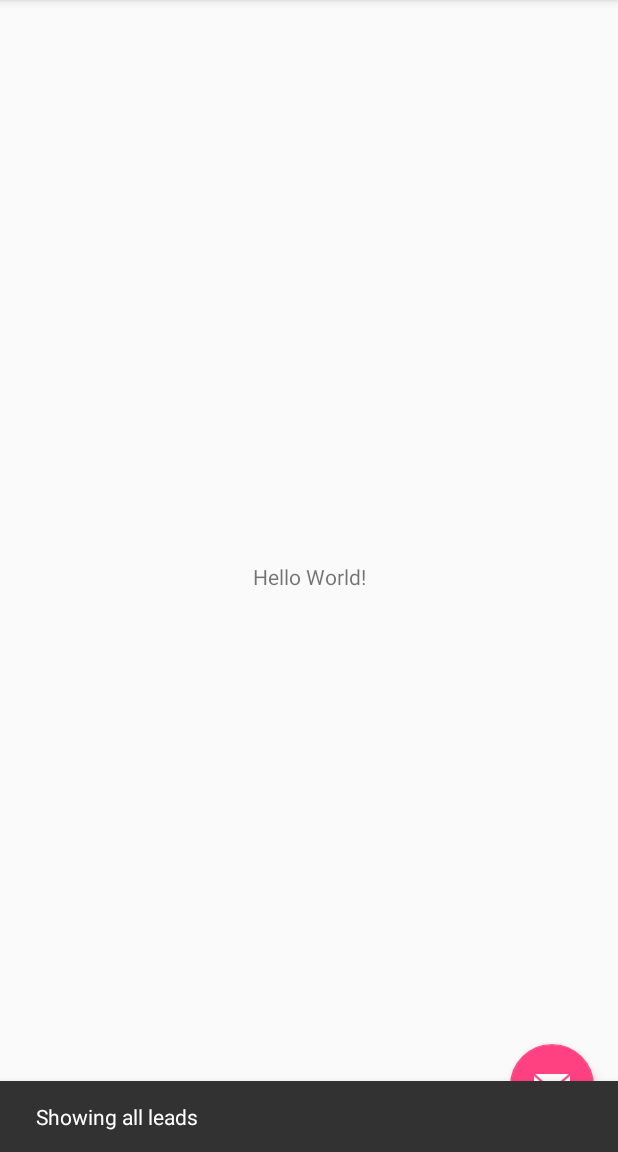
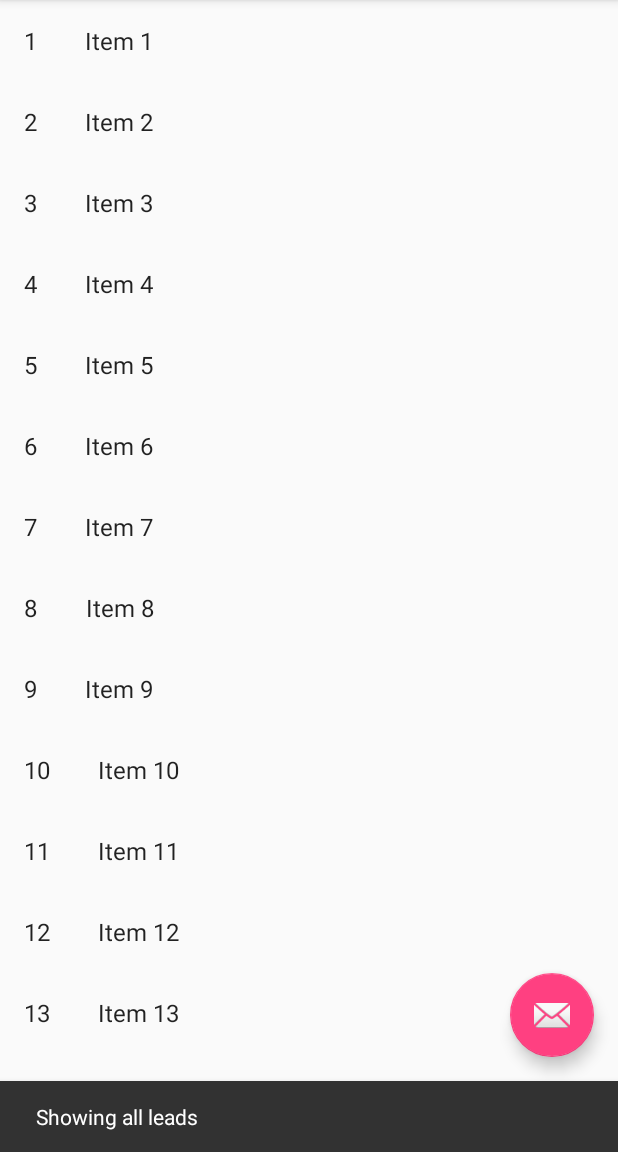
Before and after one commit to Rex-22/sls, an Android app: the screen it shows after launch (MainViewActivity), after a tap on "Filter", on a phone screen of 412 x 824 dp, the part 84-1236 px from its top. Run offline under Robolectric (Android 15) with nearby library versions, the phone set to English and light mode, and no system bars.

Commit message:
Implemented list view for leads

```diff
--- a/sls-android/app/build.gradle
+++ b/sls-android/app/build.gradle
@@ -32,6 +32,7 @@ dependencies {
     implementation 'androidx.legacy:legacy-support-v4:1.0.0-rc01'
     implementation 'com.google.android.material:material:1.0.0-rc01'
     implementation 'androidx.constraintlayout:constraintlayout:1.1.2'
+    implementation 'androidx.recyclerview:recyclerview:1.0.0-beta01'
     testImplementation 'junit:junit:4.12'
     androidTestImplementation 'androidx.test:runner:1.1.0-alpha4'
     androidTestImplementation 'androidx.test.espresso:espresso-core:3.1.0-alpha4'
--- a/sls-android/app/src/main/AndroidManifest.xml
+++ b/sls-android/app/src/main/AndroidManifest.xml
@@ -14,7 +14,8 @@
             android:label="@string/app_name"
             android:theme="@style/AppTheme.NoActionBar">
         </activity>
-        <activity android:name=".view.activity.SplashActivity"
+        <activity
+            android:name=".view.activity.SplashActivity"
             android:theme="@style/SplashTheme">
             <intent-filter>
                 <action android:name="android.intent.action.MAIN" />
--- a/sls-android/app/src/main/java/sls/ruben/strexleadsystem/view/activity/MainViewActivity.kt
+++ b/sls-android/app/src/main/java/sls/ruben/strexleadsystem/view/activity/MainViewActivity.kt
@@ -11,8 +11,10 @@ import com.google.android.material.snackbar.Snackbar
 import kotlinx.android.synthetic.main.activity_main_view.*
 import kotlinx.android.synthetic.main.app_bar_main_view.*
 import sls.ruben.strexleadsystem.R
+import sls.ruben.strexleadsystem.view.fragment.LeadFragment
+import sls.ruben.strexleadsystem.view.fragment.dummy.DummyContent
 
-class MainViewActivity : AppCompatActivity(), NavigationView.OnNavigationItemSelectedListener {
+class MainViewActivity : AppCompatActivity(), NavigationView.OnNavigationItemSelectedListener, LeadFragment.OnListFragmentInteractionListener {
 
     // This is BAD!!!
     var showAll = false
@@ -52,7 +54,7 @@ class MainViewActivity : AppCompatActivity(), NavigationView.OnNavigationItemSel
         return when (item.itemId) {
             R.id.action_view -> {
                 showAll = !showAll
-                Snackbar.make(nav_view,
+                Snackbar.make(fab,
                         if (showAll) "Showing all leads" else "Showing my leads",
                         Snackbar.LENGTH_LONG).setAction("Action", null).show()
                 true
@@ -80,4 +82,9 @@ class MainViewActivity : AppCompatActivity(), NavigationView.OnNavigationItemSel
         drawer_layout.closeDrawer(GravityCompat.START)
         return true
     }
+
+    override fun onListFragmentInteraction(item: DummyContent.DummyItem?) {
+        Snackbar.make(fab, item!!.details, Snackbar.LENGTH_SHORT).setAction("Action", null).show()
+    }
+
 }
--- /dev/null
+++ b/sls-android/app/src/main/java/sls/ruben/strexleadsystem/view/fragment/LeadFragment.kt
@@ -0,0 +1,98 @@
+package sls.ruben.strexleadsystem.view.fragment
+
+import android.content.Context
+import android.os.Bundle
+import androidx.fragment.app.Fragment
+import androidx.recyclerview.widget.GridLayoutManager
+import androidx.recyclerview.widget.LinearLayoutManager
+import androidx.recyclerview.widget.RecyclerView
+import android.view.LayoutInflater
+import android.view.View
+import android.view.ViewGroup
+import sls.ruben.strexleadsystem.R
+
+import sls.ruben.strexleadsystem.view.fragment.dummy.DummyContent
+import sls.ruben.strexleadsystem.view.fragment.dummy.DummyContent.DummyItem
+
+/**
+ * A fragment representing a list of Items.
+ * Activities containing this fragment MUST implement the
+ * [LeadFragment.OnListFragmentInteractionListener] interface.
+ */
+class LeadFragment : Fragment() {
+
+    // TODO: Customize parameters
+    private var columnCount = 1
+
+    private var listener: OnListFragmentInteractionListener? = null
+
+    override fun onCreate(savedInstanceState: Bundle?) {
+        super.onCreate(savedInstanceState)
+
+        arguments?.let {
+            columnCount = it.getInt(ARG_COLUMN_COUNT)
+        }
+    }
+
+    override fun onCreateView(inflater: LayoutInflater, container: ViewGroup?,
+                              savedInstanceState: Bundle?): View? {
+        val view = inflater.inflate(R.layout.fragment_lead_list, container, false)
+
+        // Set the adapter
+        if (view is RecyclerView) {
+            with(view) {
+                layoutManager = when {
+                    columnCount <= 1 -> LinearLayoutManager(context)
+                    else -> GridLayoutManager(context, columnCount)
+                }
+                adapter = LeadRecyclerViewAdapter(DummyContent.ITEMS, listener)
+            }
+        }
+        return view
+    }
+
+    override fun onAttach(context: Context) {
+        super.onAttach(context)
+        if (context is OnListFragmentInteractionListener) {
+            listener = context
+        } else {
+            throw RuntimeException(context.toString() + " must implement OnListFragmentInteractionListener")
+        }
+    }
+
+    override fun onDetach() {
+        super.onDetach()
+        listener = null
+    }
+
+    /**
+     * This interface must be implemented by activities that contain this
+     * fragment to allow an interaction in this fragment to be communicated
+     * to the activity and potentially other fragments contained in that
+     * activity.
+     *
+     *
+     * See the Android Training lesson
+     * [Communicating with Other Fragments](http://developer.android.com/training/basics/fragments/communicating.html)
+     * for more information.
+     */
+    interface OnListFragmentInteractionListener {
+        // TODO: Update argument type and name
+        fun onListFragmentInteraction(item: DummyItem?)
+    }
+
+    companion object {
+
+        // TODO: Customize parameter argument names
+        const val ARG_COLUMN_COUNT = "column-count"
+
+        // TODO: Customize parameter initialization
+        @JvmStatic
+        fun newInstance(columnCount: Int) =
+                LeadFragment().apply {
+                    arguments = Bundle().apply {
+                        putInt(ARG_COLUMN_COUNT, columnCount)
+                    }
+                }
+    }
+}
--- /dev/null
+++ b/sls-android/app/src/main/java/sls/ruben/strexleadsystem/view/fragment/LeadRecyclerViewAdapter.kt
@@ -0,0 +1,64 @@
+package sls.ruben.strexleadsystem.view.fragment
+
+import androidx.recyclerview.widget.RecyclerView
+import android.view.LayoutInflater
+import android.view.View
+import android.view.ViewGroup
+import android.widget.TextView
+import sls.ruben.strexleadsystem.R
+
+
+import sls.ruben.strexleadsystem.view.fragment.LeadFragment.OnListFragmentInteractionListener
+import sls.ruben.strexleadsystem.view.fragment.dummy.DummyContent.DummyItem
+
+import kotlinx.android.synthetic.main.fragment_lead.view.*
+
+/**
+ * [RecyclerView.Adapter] that can display a [DummyItem] and makes a call to the
+ * specified [OnListFragmentInteractionListener].
+ * TODO: Replace the implementation with code for your data type.
+ */
+class LeadRecyclerViewAdapter(
+        private val mValues: List<DummyItem>,
+        private val mListener: OnListFragmentInteractionListener?)
+    : RecyclerView.Adapter<LeadRecyclerViewAdapter.ViewHolder>() {
+
+    private val mOnClickListener: View.OnClickListener
+
+    init {
+        mOnClickListener = View.OnClickListener { v ->
+            val item = v.tag as DummyItem
+            // Notify the active callbacks interface (the activity, if the fragment is attached to
+            // one) that an item has been selected.
+            mListener?.onListFragmentInteraction(item)
+        }
+    }
+
+    override fun onCreateViewHolder(parent: ViewGroup, viewType: Int): ViewHolder {
+        val view = LayoutInflater.from(parent.context)
+                .inflate(R.layout.fragment_lead, parent, false)
+        return ViewHolder(view)
+    }
+
+    override fun onBindViewHolder(holder: ViewHolder, position: Int) {
+        val item = mValues[position]
+        holder.mIdView.text = item.id
+        holder.mContentView.text = item.content
+
+        with(holder.mView) {
+            tag = item
+            setOnClickListener(mOnClickListener)
+        }
+    }
+
+    override fun getItemCount(): Int = mValues.size
+
+    inner class ViewHolder(val mView: View) : RecyclerView.ViewHolder(mView) {
+        val mIdView: TextView = mView.item_number
+        val mContentView: TextView = mView.content
+
+        override fun toString(): String {
+            return super.toString() + " '" + mContentView.text + "'"
+        }
+    }
+}
--- /dev/null
+++ b/sls-android/app/src/main/java/sls/ruben/strexleadsystem/view/fragment/dummy/DummyContent.kt
@@ -0,0 +1,57 @@
+package sls.ruben.strexleadsystem.view.fragment.dummy
+
+import java.util.ArrayList
+import java.util.HashMap
+
+/**
+ * Helper class for providing sample content for user interfaces created by
+ * Android template wizards.
+ *
+ * TODO: Replace all uses of this class before publishing your app.
+ */
+object DummyContent {
+
+    /**
+     * An array of sample (dummy) items.
+     */
+    val ITEMS: MutableList<DummyItem> = ArrayList()
+
+    /**
+     * A map of sample (dummy) items, by ID.
+     */
+    val ITEM_MAP: MutableMap<String, DummyItem> = HashMap()
+
+    private val COUNT = 25
+
+    init {
+        // Add some sample items.
+        for (i in 1..COUNT) {
+            addItem(createDummyItem(i))
+        }
+    }
+
+    private fun addItem(item: DummyItem) {
+        ITEMS.add(item)
+        ITEM_MAP.put(item.id, item)
+    }
+
+    private fun createDummyItem(position: Int): DummyItem {
+        return DummyItem(position.toString(), "Item " + position, makeDetails(position))
+    }
+
+    private fun makeDetails(position: Int): String {
+        val builder = StringBuilder()
+        builder.append("Details about Item: ").append(position)
+        for (i in 0..position - 1) {
+            builder.append("\nMore details information here.")
+        }
+        return builder.toString()
+    }
+
+    /**
+     * A dummy item representing a piece of content.
+     */
+    data class DummyItem(val id: String, val content: String, val details: String) {
+        override fun toString(): String = content
+    }
+}
--- a/sls-android/app/src/main/res/layout/content_main_view.xml
+++ b/sls-android/app/src/main/res/layout/content_main_view.xml
@@ -8,13 +8,15 @@
     tools:context=".view.activity.MainViewActivity"
     tools:showIn="@layout/app_bar_main_view">
 
-    <TextView
-        android:layout_width="wrap_content"
-        android:layout_height="wrap_content"
-        android:text="Hello World!"
+    <fragment
+        android:id="@+id/fragment"
+        android:name="sls.ruben.strexleadsystem.view.fragment.LeadFragment"
+        android:layout_width="0dp"
+        android:layout_height="0dp"
         app:layout_constraintBottom_toBottomOf="parent"
-        app:layout_constraintLeft_toLeftOf="parent"
-        app:layout_constraintRight_toRightOf="parent"
-        app:layout_constraintTop_toTopOf="parent" />
+        app:layout_constraintEnd_toEndOf="parent"
+        app:layout_constraintStart_toStartOf="parent"
+        app:layout_constraintTop_toTopOf="parent"
+        tools:layout="@layout/fragment_lead_list" />
 
 </androidx.constraintlayout.widget.ConstraintLayout>
--- /dev/null
+++ b/sls-android/app/src/main/res/layout/fragment_lead.xml
@@ -0,0 +1,20 @@
+<?xml version="1.0" encoding="utf-8"?>
+<LinearLayout xmlns:android="http://schemas.android.com/apk/res/android"
+    android:layout_width="wrap_content"
+    android:layout_height="wrap_content"
+    android:orientation="horizontal">
+
+    <TextView
+        android:id="@+id/item_number"
+        android:layout_width="wrap_content"
+        android:layout_height="wrap_content"
+        android:layout_margin="@dimen/text_margin"
+        android:textAppearance="?attr/textAppearanceListItem" />
+
+    <TextView
+        android:id="@+id/content"
+        android:layout_width="wrap_content"
+        android:layout_height="wrap_content"
+        android:layout_margin="@dimen/text_margin"
+        android:textAppearance="?attr/textAppearanceListItem" />
+</LinearLayout>
--- /dev/null
+++ b/sls-android/app/src/main/res/layout/fragment_lead_list.xml
@@ -0,0 +1,13 @@
+<?xml version="1.0" encoding="utf-8"?>
+<androidx.recyclerview.widget.RecyclerView xmlns:android="http://schemas.android.com/apk/res/android"
+    xmlns:app="http://schemas.android.com/apk/res-auto"
+    xmlns:tools="http://schemas.android.com/tools"
+    android:id="@+id/list"
+    android:name="sls.ruben.strexleadsystem.view.fragment.LeadFragment"
+    android:layout_width="match_parent"
+    android:layout_height="match_parent"
+    android:layout_marginLeft="16dp"
+    android:layout_marginRight="16dp"
+    app:layoutManager="LinearLayoutManager"
+    tools:context=".view.fragment.LeadFragment"
+    tools:listitem="@layout/fragment_lead" />
--- a/sls-android/app/src/main/res/values/dimens.xml
+++ b/sls-android/app/src/main/res/values/dimens.xml
@@ -5,4 +5,5 @@
     <dimen name="nav_header_vertical_spacing">8dp</dimen>
     <dimen name="nav_header_height">176dp</dimen>
     <dimen name="fab_margin">16dp</dimen>
+    <dimen name="text_margin">16dp</dimen>
 </resources>
```
